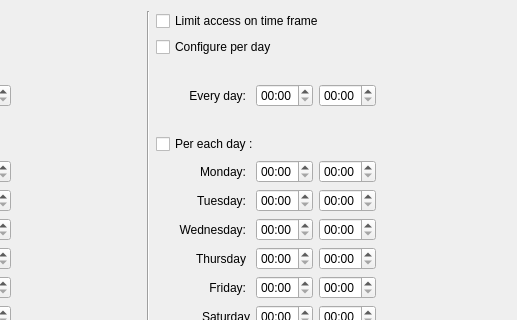
Above: clepsydra/app/ui/limits.ui from timekpr/clepsydra before the change; both pictures show x 167 to 684 and y 0 to 320 of the 684 by 443 pixel window. Below: the same form after it.
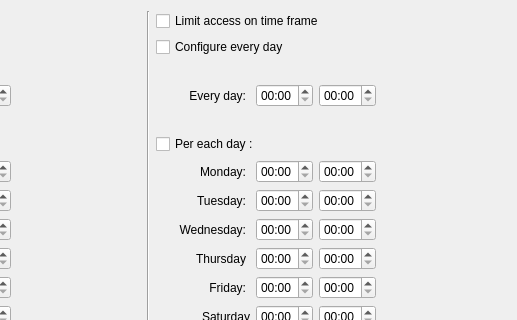
That is the form after the change.

Commit message: Honor limit checkbox state when select mode

Diff of the .ui file:
```diff
--- a/clepsydra/app/ui/limits.ui
+++ b/clepsydra/app/ui/limits.ui
@@ -92,7 +92,7 @@
       <enum>Qt::LeftToRight</enum>
      </property>
      <property name="text">
-      <string>Configure per day</string>
+      <string>Configure every day</string>
      </property>
     </widget>
    </item>
```
The commit also changes 1 other file.
